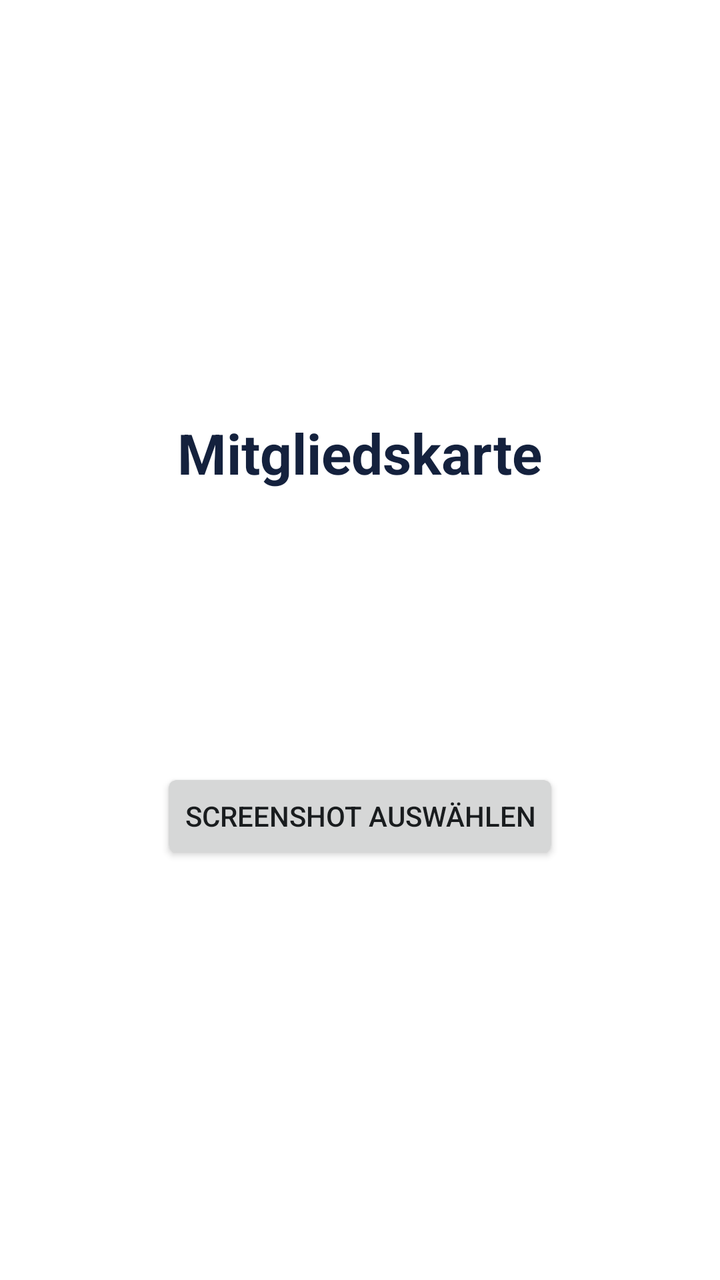
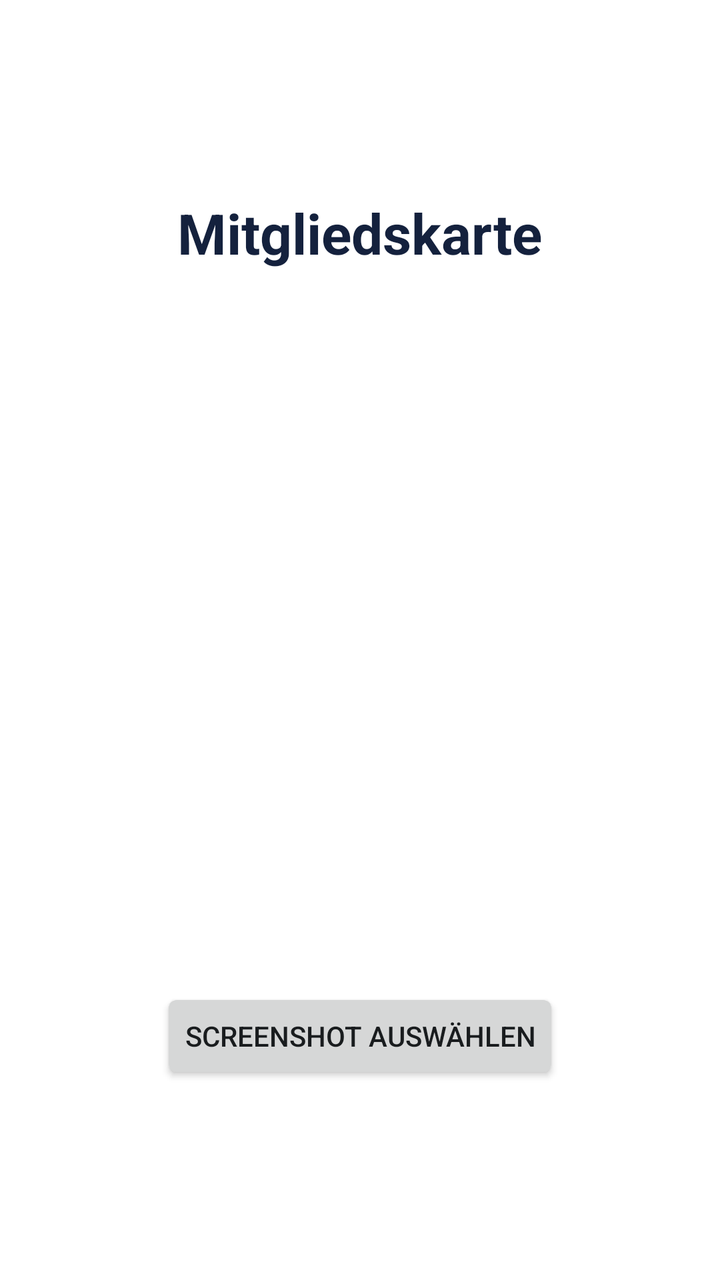

Before-and-after screenshots of an Android layout around one commit, followed by the original layout XML and the change that was made.
<!-- AndroidManifest.xml: activity theme android:Theme.DeviceDefault.Light.NoActionBar -->
<!-- res/layout/activity_card.xml -->
<?xml version="1.0" encoding="utf-8"?>
<LinearLayout xmlns:android="http://schemas.android.com/apk/res/android"
    android:layout_width="match_parent"
    android:layout_height="match_parent"
    android:background="#FFFFFF"
    android:gravity="center"
    android:orientation="vertical"
    android:padding="24dp">

    <TextView
        android:id="@+id/title"
        android:layout_width="wrap_content"
        android:layout_height="wrap_content"
        android:text="Mitgliedskarte"
        android:textColor="#14213D"
        android:textSize="28sp"
        android:textStyle="bold" />

    <ImageView
        android:id="@+id/qr"
        android:layout_width="match_parent"
        android:layout_height="wrap_content"
        android:layout_marginTop="24dp"
        android:adjustViewBounds="true"
        android:contentDescription="QR-Code der Kundenkarte" />

    <TextView
        android:id="@+id/number"
        android:layout_width="wrap_content"
        android:layout_height="wrap_content"
        android:layout_marginTop="16dp"
        android:textColor="#000000"
        android:textSize="22sp" />

    <TextView
        android:id="@+id/hint"
        android:layout_width="wrap_content"
        android:layout_height="wrap_content"
        android:layout_marginTop="16dp"
        android:gravity="center"
        android:textColor="#444444"
        android:textSize="16sp" />

    <Button
        android:id="@+id/pick"
        android:layout_width="wrap_content"
        android:layout_height="wrap_content"
        android:layout_marginTop="32dp"
        android:text="Screenshot auswählen" />
</LinearLayout>
<!-- resources referenced by this layout -->
<resources>

</resources>

<!-- the commit's change to res/layout/activity_card.xml (unified diff, before → after) -->
@@ -18,10 +18,10 @@
 
     <ImageView
         android:id="@+id/qr"
-        android:layout_width="match_parent"
-        android:layout_height="wrap_content"
+        android:layout_width="220dp"
+        android:layout_height="220dp"
         android:layout_marginTop="24dp"
-        android:adjustViewBounds="true"
+        android:scaleType="fitCenter"
         android:contentDescription="QR-Code der Kundenkarte" />
 
     <TextView
